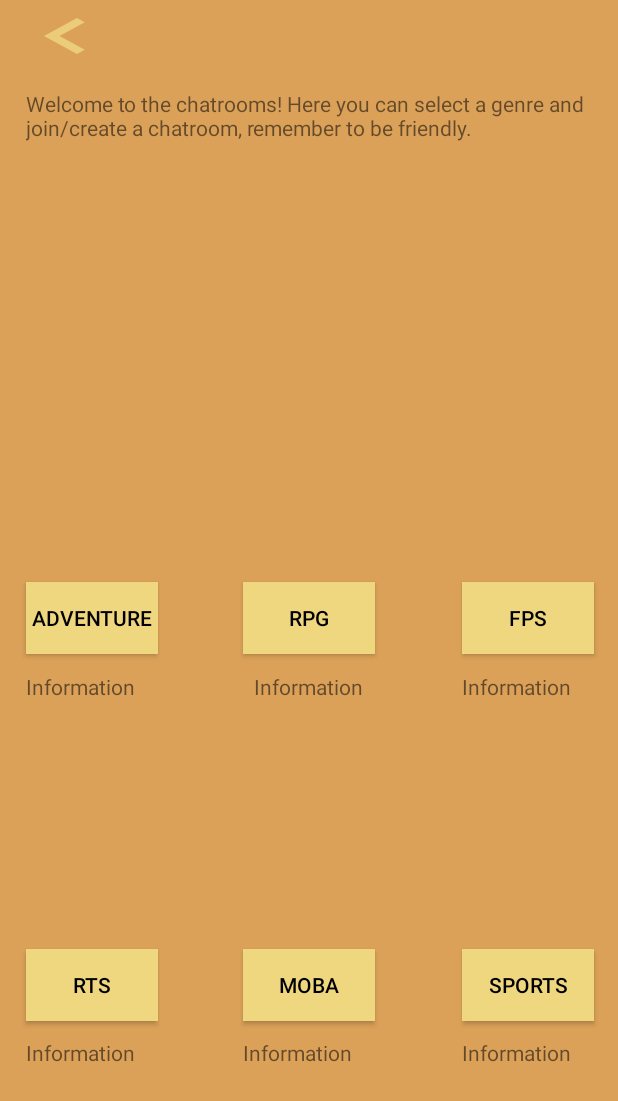
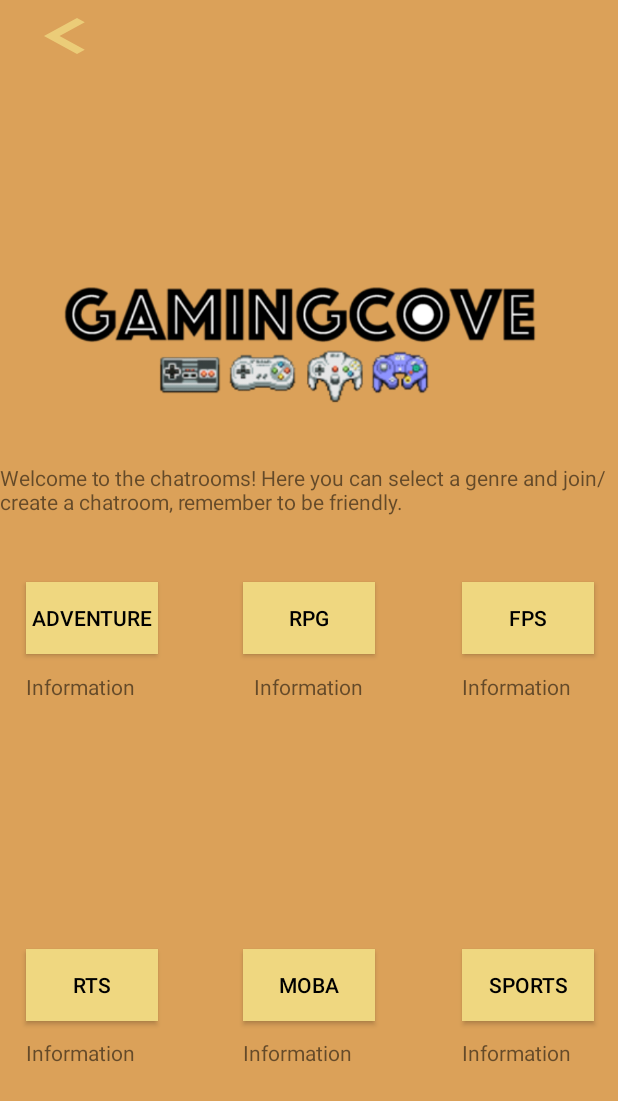
Before and after one commit to runeg01/GamingCoveFYP-master, an Android app: the screen it shows after launch once a user with an empty profile is signed in (GenreChatroomActivity), in the side drawer, after a tap on "Chatrooms", on a phone screen of 412 x 824 dp. Shown: the top 1101 px of the screen. Run offline under Robolectric (Android 15) with nearby library versions, the phone set to English and light mode, and no system bars; our stand-ins replace Firebase (no records; nobody signed in at launch, a user with empty details on screens opened directly), Picasso; 1 statement that could not run was skipped.

Commit message:
house keeping

```diff
--- a/app/src/main/java/com/danny/gamingcovefyp/Chatroom/AddAdventureRoomActivity.java
+++ b/app/src/main/java/com/danny/gamingcovefyp/Chatroom/AddAdventureRoomActivity.java
@@ -97,7 +97,7 @@ public class AddAdventureRoomActivity extends AppCompatActivity {
             }
         });
     }
-
+   //REQUEST USERNAME BEFORE THE USER IS ALLOWED TO CREATE ROOM
     protected void request_user_name() {
         AlertDialog.Builder builder = new AlertDialog.Builder(this);
         builder.setTitle("Enter name:");
--- a/app/src/main/java/com/danny/gamingcovefyp/Chatroom/AddMOBARoomActivity.java
+++ b/app/src/main/java/com/danny/gamingcovefyp/Chatroom/AddMOBARoomActivity.java
@@ -27,9 +27,7 @@ import java.util.Iterator;
 import java.util.Map;
 import java.util.Set;
 
-/**
- * Created by danny on 12/03/2017.
- */
+
 
 public class AddMOBARoomActivity extends AppCompatActivity {
     private Button add_room;
@@ -98,7 +96,7 @@ public class AddMOBARoomActivity extends AppCompatActivity {
             }
         });
     }
-
+    //REQUEST USERNAME BEFORE THE USER IS ALLOWED TO CREATE ROOM
     protected void request_user_name() {
         AlertDialog.Builder builder = new AlertDialog.Builder(this);
         builder.setTitle("Enter name:");
--- a/app/src/main/java/com/danny/gamingcovefyp/Chatroom/AddRPGRoomActivity.java
+++ b/app/src/main/java/com/danny/gamingcovefyp/Chatroom/AddRPGRoomActivity.java
@@ -27,9 +27,7 @@ import java.util.Iterator;
 import java.util.Map;
 import java.util.Set;
 
-/**
- * Created by danny on 12/03/2017.
- */
+
 
 public class AddRPGRoomActivity extends AppCompatActivity {
     private Button add_room;
@@ -98,7 +96,7 @@ public class AddRPGRoomActivity extends AppCompatActivity {
             }
         });
     }
-
+    //REQUEST USERNAME BEFORE THE USER IS ALLOWED TO CREATE ROOM
     protected void request_user_name() {
         AlertDialog.Builder builder = new AlertDialog.Builder(this);
         builder.setTitle("Enter name:");
--- a/app/src/main/java/com/danny/gamingcovefyp/Chatroom/AddRTSRoomActivity.java
+++ b/app/src/main/java/com/danny/gamingcovefyp/Chatroom/AddRTSRoomActivity.java
@@ -27,9 +27,7 @@ import java.util.Iterator;
 import java.util.Map;
 import java.util.Set;
 
-/**
- * Created by danny on 12/03/2017.
- */
+
 
 public class AddRTSRoomActivity extends AppCompatActivity{
     private Button add_room;
@@ -98,7 +96,7 @@ public class AddRTSRoomActivity extends AppCompatActivity{
             }
         });
     }
-
+    //REQUEST USERNAME BEFORE THE USER IS ALLOWED TO CREATE ROOM
     protected void request_user_name() {
         AlertDialog.Builder builder = new AlertDialog.Builder(this);
         builder.setTitle("Enter name:");
--- a/app/src/main/java/com/danny/gamingcovefyp/Chatroom/AddRoomActivity.java
+++ b/app/src/main/java/com/danny/gamingcovefyp/Chatroom/AddRoomActivity.java
@@ -92,7 +92,7 @@ public class AddRoomActivity extends AppCompatActivity {
             }
         });
     }
-
+    //REQUEST USERNAME BEFORE THE USER IS ALLOWED TO CREATE ROOM
         protected void request_user_name() {
         AlertDialog.Builder builder = new AlertDialog.Builder(this);
         builder.setTitle("Enter name:");
--- a/app/src/main/java/com/danny/gamingcovefyp/Chatroom/AddSportsRoomActivity.java
+++ b/app/src/main/java/com/danny/gamingcovefyp/Chatroom/AddSportsRoomActivity.java
@@ -27,9 +27,7 @@ import java.util.Iterator;
 import java.util.Map;
 import java.util.Set;
 
-/**
- * Created by danny on 12/03/2017.
- */
+
 
 public class AddSportsRoomActivity extends AppCompatActivity {
     private Button add_room;
@@ -98,7 +96,7 @@ public class AddSportsRoomActivity extends AppCompatActivity {
             }
         });
     }
-
+    //REQUEST USERNAME BEFORE THE USER IS ALLOWED TO CREATE ROOM
     protected void request_user_name() {
         AlertDialog.Builder builder = new AlertDialog.Builder(this);
         builder.setTitle("Enter name:");
--- a/app/src/main/res/layout/activity_addroom.xml
+++ b/app/src/main/res/layout/activity_addroom.xml
@@ -7,7 +7,7 @@
     <EditText
         android:layout_width="match_parent"
         android:layout_height="wrap_content"
-        android:inputType="textPersonName"
+
 
         android:ems="10"
         android:id="@+id/room_name_edittext"
@@ -15,7 +15,8 @@
         android:layout_marginEnd="138dp"
         android:layout_alignParentBottom="true"
         android:layout_alignParentRight="true"
-        android:layout_alignParentEnd="true" />
+        android:layout_alignParentEnd="true"
+     />
 
     <Button
         android:text="add room"
--- a/app/src/main/res/layout/activity_genrechatroomactivity.xml
+++ b/app/src/main/res/layout/activity_genrechatroomactivity.xml
@@ -4,7 +4,6 @@
     android:layout_width="match_parent"
     android:layout_height="match_parent"
     android:background="@color/colorPrimaryDark">
-
 
     <Button
 
@@ -153,9 +152,19 @@
         android:layout_width="match_parent"
         android:layout_height="wrap_content"
         android:id="@+id/textView2"
-        android:layout_marginTop="11dp"
-        android:layout_below="@+id/buttonBack"
-        android:layout_alignLeft="@+id/buttonAdventure"
-        android:layout_alignStart="@+id/buttonAdventure" />
+        android:layout_above="@+id/buttonAdventure"
+        android:layout_alignParentRight="true"
+        android:layout_alignParentEnd="true"
+        android:layout_marginBottom="44dp" />
+
+    <ImageView
+        android:layout_width="fill_parent"
+        android:layout_height="wrap_content"
+        android:src="@drawable/logo3"
+
+        android:layout_above="@+id/buttonAdventure"
+        android:layout_alignParentLeft="true"
+        android:layout_alignParentStart="true"
+        android:layout_marginBottom="17dp" />
 
 </RelativeLayout>
--- a/app/src/main/res/menu/activity_dashboard2_drawer.xml
+++ b/app/src/main/res/menu/activity_dashboard2_drawer.xml
@@ -13,7 +13,7 @@
             android:title="Chatrooms" />
     </group>
 
-    <item android:title="Communicate">
+    <item android:title="User menu">
         <menu>
 
             <item
```
